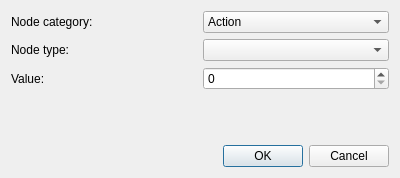
Above: NewNodeDialog.ui from D-Pointer/imperium-behavior-tree-editor before the change. Below: the same form after it.
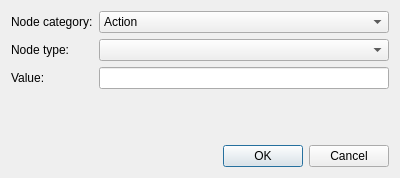
That is the form after the change.

Commit message: Add include nodes

What changed in the file:
```diff
--- a/NewNodeDialog.ui
+++ b/NewNodeDialog.ui
@@ -62,13 +62,6 @@
      </property>
     </widget>
    </item>
-   <item row="2" column="1">
-    <widget class="QSpinBox" name="value">
-     <property name="maximum">
-      <number>1000</number>
-     </property>
-    </widget>
-   </item>
    <item row="3" column="1">
     <spacer name="verticalSpacer">
      <property name="orientation">
@@ -92,6 +85,9 @@
      </property>
     </widget>
    </item>
+   <item row="2" column="1">
+    <widget class="QLineEdit" name="value"/>
+   </item>
   </layout>
  </widget>
  <resources/>
```
Left out of the diff: 5 changed lines with no effect on the pictures. The commit also changes 5 other files.
